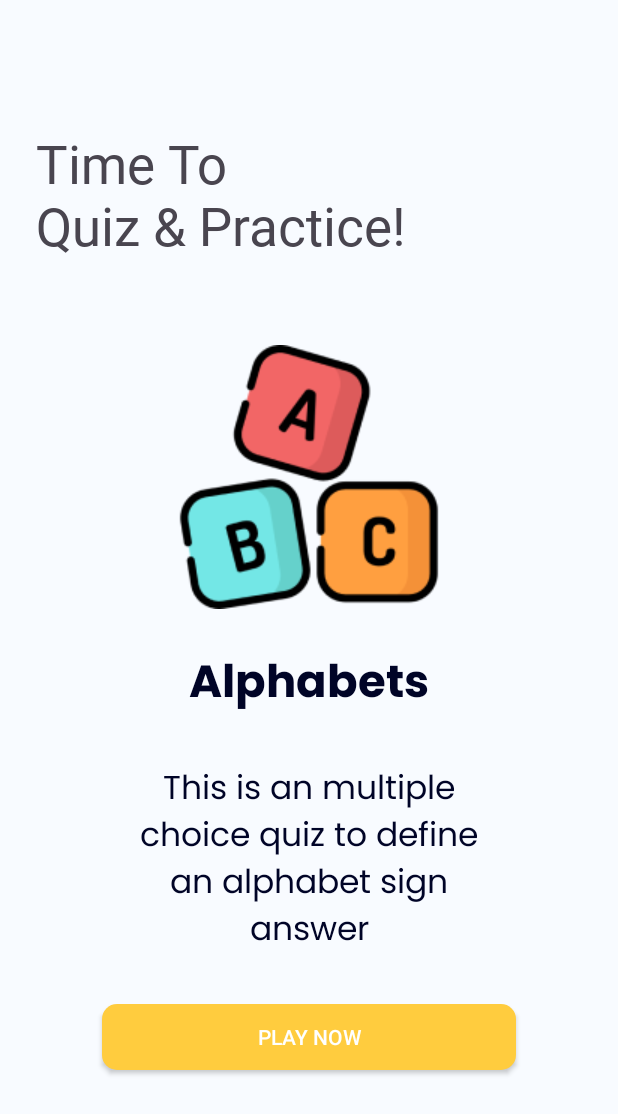
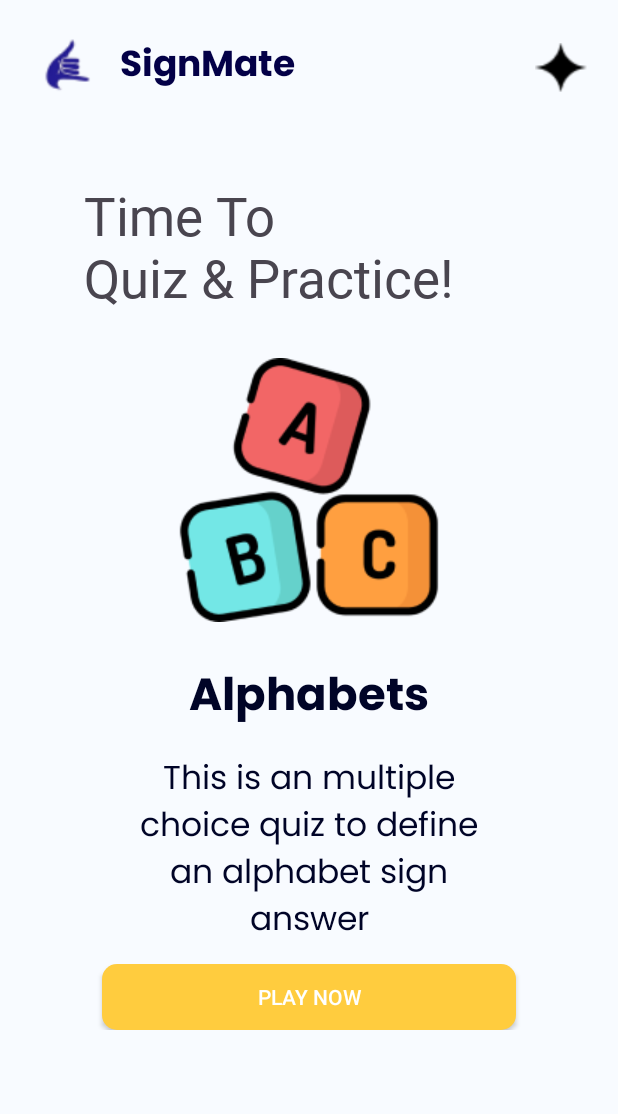
Before and after one commit to furqanramadhan/SignMate-C241-PS262, an Android app: the QuizAlphabetActivity screen opened directly, with no data from a screen before it, on a phone screen of 412 x 824 dp. Shown: the top 1114 px of the screen. Run offline under Robolectric (Android 15) with nearby library versions, the phone set to English and light mode, and no system bars; 1 statement that could not run was skipped.

Commit message:
fix quiz alphabet

```diff
--- a/app/src/main/AndroidManifest.xml
+++ b/app/src/main/AndroidManifest.xml
@@ -12,6 +12,9 @@
         android:supportsRtl="true"
         android:theme="@style/Theme.SignMateC241PS262"
         tools:targetApi="31">
+        <activity
+            android:name=".ui.splash.Splash"
+            android:exported="false" />
         <activity
             android:name=".ui.manageprofile.ManageProfileActivity"
             android:exported="false" />
--- a/app/src/main/res/layout/activity_quiz_alphabet.xml
+++ b/app/src/main/res/layout/activity_quiz_alphabet.xml
@@ -1,24 +1,71 @@
 <?xml version="1.0" encoding="utf-8"?>
-<androidx.coordinatorlayout.widget.CoordinatorLayout xmlns:android="http://schemas.android.com/apk/res/android"
+<LinearLayout xmlns:android="http://schemas.android.com/apk/res/android"
     xmlns:tools="http://schemas.android.com/tools"
     android:layout_width="match_parent"
     android:layout_height="match_parent"
     android:background="@color/white_page"
+    android:padding="20dp"
     tools:context=".ui.quiz.QuizAlphabetActivity">
 
+    <LinearLayout
+        android:layout_width="match_parent"
+        android:layout_height="wrap_content"
+        android:orientation="vertical"
+        android:gravity="center">
+
+        <!-- Header Layout -->
+        <LinearLayout
+            android:layout_width="match_parent"
+            android:layout_height="wrap_content"
+            android:orientation="horizontal"
+            android:gravity="center_vertical">
+
+            <LinearLayout
+                android:layout_width="wrap_content"
+                android:layout_height="wrap_content"
+                android:gravity="center"
+                tools:ignore="UseCompoundDrawables">
+                <ImageView
+                    android:layout_width="50dp"
+                    android:layout_height="50dp"
+                    android:src="@drawable/ic_logo"/>
+                <TextView
+                    android:layout_width="wrap_content"
+                    android:layout_height="wrap_content"
+                    android:text="@string/app_title"
+                    android:fontFamily="@font/font_poppinsbold"
+                    android:textSize="24sp"
+                    android:textColor="@color/blue"
+                    android:layout_marginStart="10dp"/>
+            </LinearLayout>
+
+            <LinearLayout
+                android:layout_width="match_parent"
+                android:layout_height="wrap_content"
+                android:gravity="end|center_vertical">
+
+                <ImageView
+                    android:layout_width="35dp"
+                    android:layout_height="35dp"
+                    android:src="@drawable/ic_star" />
+            </LinearLayout>
+        </LinearLayout>
+
+        <!-- Title TextView -->
         <TextView
             android:id="@+id/tv_quizAndPractice"
             android:layout_width="match_parent"
             android:layout_height="wrap_content"
             android:text="@string/time_to_quiz"
             android:fontFamily="@font/font_inter"
-        android:layout_marginTop="85dp"
+            android:layout_marginTop="50dp"
             android:layout_marginStart="24dp"
             android:textSize="35sp"/>
 
+        <!-- Main Content Layout -->
         <LinearLayout
             android:layout_width="match_parent"
-        android:layout_height="match_parent"
+            android:layout_height="wrap_content"
             android:orientation="vertical"
             android:gravity="center">
 
@@ -26,7 +73,7 @@
                 android:id="@+id/iv_alphabet"
                 android:layout_width="176dp"
                 android:layout_height="176dp"
-            android:layout_marginTop="120dp"
+                android:layout_marginTop="30dp"
                 android:src="@drawable/ic_alphabet"/>
 
             <TextView
@@ -39,6 +86,7 @@
                 android:textColor="@color/blue_dark"
                 android:fontFamily="@font/font_poppinsbold"
                 android:layout_marginTop="25dp"/>
+
             <TextView
                 android:id="@+id/tv_quizDesc"
                 android:layout_width="wrap_content"
@@ -48,8 +96,8 @@
                 android:textColor="@color/blue_dark"
                 android:fontFamily="@font/font_poppins"
                 android:gravity="center"
-            android:layout_marginBottom="30dp"
-            android:layout_marginTop="25dp"/>
+                android:layout_marginBottom="10dp"
+                android:layout_marginTop="10dp"/>
 
             <androidx.appcompat.widget.AppCompatButton
                 android:id="@+id/btn_playNow"
@@ -59,7 +107,5 @@
                 android:background="@drawable/custom_buttom_playnow"
                 android:textColor="@color/white"/>
         </LinearLayout>
-
-
-
-</androidx.coordinatorlayout.widget.CoordinatorLayout>
+    </LinearLayout>
+</LinearLayout>
```
Also changed, not shown: app/src/main/java/com/capstone/signmate_c241_ps262/NavigationFragment.kt (deleted, +0 -35 lines), app/src/main/java/com/capstone/signmate_c241_ps262/ui/splash/Splash.kt (added, +21 -0 lines), app/src/main/res/layout/activity_splash.xml (added, +10 -0 lines), app/src/main/res/layout/fragment_dashboard.xml (deleted, +0 -22 lines), app/src/main/res/layout/fragment_home.xml (deleted, +0 -22 lines), app/src/main/res/layout/fragment_notifications.xml (deleted, +0 -22 lines), app/src/main/res/layout/activity_manage_profile.xml (line endings or trailing spaces). Lines whose indentation alone changed are shown as unchanged.
